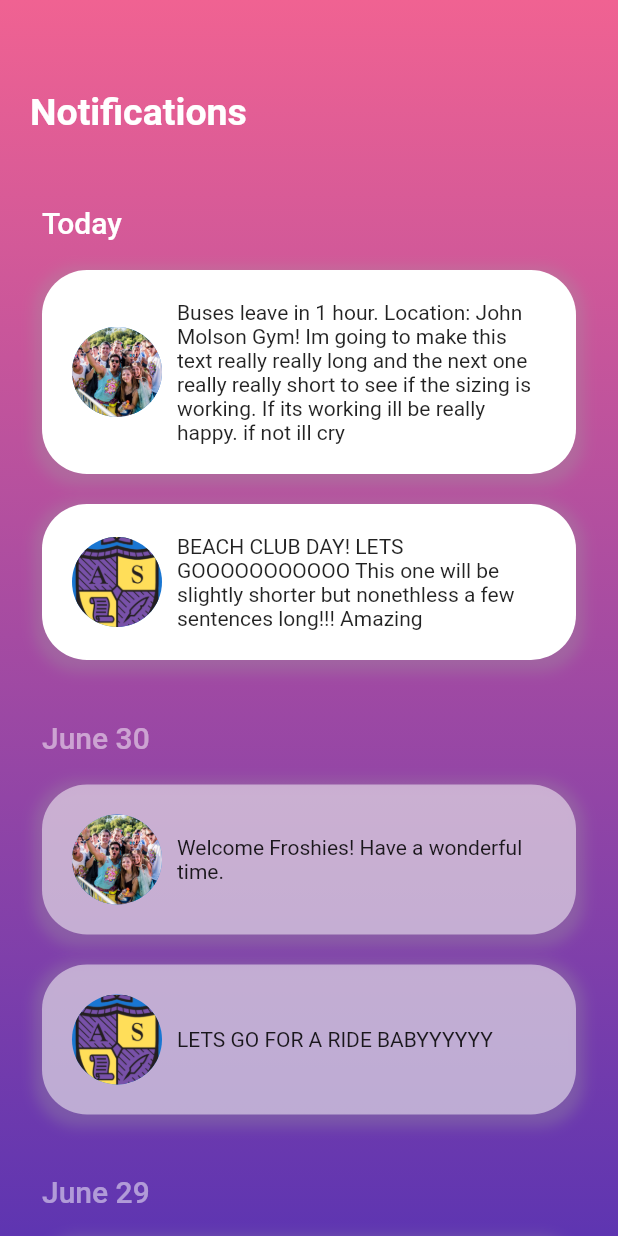
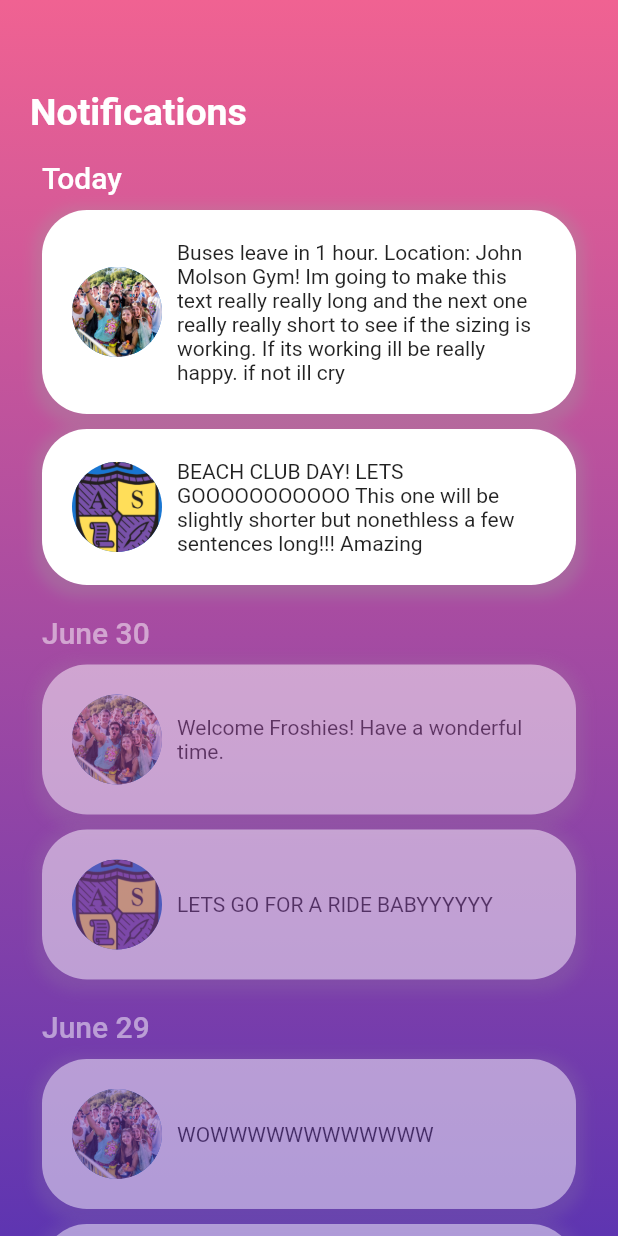
Before and after one commit to JUNIORCO/Event-App, a Flutter app: the Notifications widget shown alone on an empty page, opened directly, on a phone screen of 412 x 824 dp. Run offline on Flutter 3.47's test engine with Material 2 defaults, Android fonts, the phone set to English and light mode, and no system bars.

Commit message:
Notifications done!

```diff
--- a/lib/screens/notifications.dart
+++ b/lib/screens/notifications.dart
@@ -40,16 +40,6 @@ class Notifications extends StatelessWidget {
     DateTime.utc(2020, DateTime.june, 27, 8, 36),
   ];
 
-  Divider buildDivider(int index) {
-    return const Divider(
-      color: Color(0x00000000), // transparent color
-      height: 0.0,
-      endIndent: 0.0,
-      indent: 0.0,
-      thickness: 0.0,
-    );
-  }
-
   Widget buildItem(int index) {
     String formattedToday = DateFormat('MMMMd').format(DateTime.now());
     String formattedDate = DateFormat('MMMMd').format(dates[index]);
@@ -57,22 +47,45 @@ class Notifications extends StatelessWidget {
         ? DateFormat('MMMMd').format(dates[index])
         : DateFormat('MMMMd').format(dates[index - 1]);
 
-    // determine opacity of notification card
+    // determine opacity of notification card & header
     double opacity = (formattedToday == formattedDate) ? 1.0 : 0.5;
 
     // if first notification card, header is Today
     // else if the current and previous notification cards are identical, header is empty
     // else header is the date of the notification card
-    if (index == 0) {
-      return NotificationCard(
-          entries[index], images[index], dates[index], opacity, 'Today');
-    } else if (formattedDate == formattedPrev) {
-      return NotificationCard(
-          entries[index], images[index], dates[index], opacity, '');
-    } else {
-      return NotificationCard(
-          entries[index], images[index], dates[index], opacity, formattedDate);
+    String header = '';
+    double topPadding = 0.0;
+    if (index == 0)
+      header = 'Today';
+    else if (formattedDate != formattedPrev) {
+      header = formattedDate;
+      topPadding = 10.0;
     }
+
+    return Container(
+      child: Column(
+        children: <Widget>[
+          Visibility(
+            visible: !(header.length == 0),
+            child: Container(
+              alignment: Alignment.centerLeft,
+              margin: EdgeInsets.only(
+                  top: topPadding, right: 20.0, bottom: 10.0, left: 20.0),
+              child: Text(
+                header,
+                textAlign: TextAlign.left,
+                style: TextStyle(
+                  fontSize: 20.0,
+                  fontWeight: FontWeight.w500,
+                  color: Colors.white.withOpacity(opacity),
+                ),
+              ),
+            ),
+          ),
+          NotificationCard(entries[index], images[index], dates[index], opacity)
+        ],
+      ),
+    );
   }
 
   @override
@@ -101,7 +114,7 @@ class Notifications extends StatelessWidget {
                   color: Colors.white),
             ),
             margin: EdgeInsets.only(
-                top: 60.0, right: 20.0, bottom: 20.0, left: 20.0),
+                top: 60.0, right: 20.0, bottom: 10.0, left: 20.0),
           ),
           Expanded(
             child: ListView.separated(
@@ -112,7 +125,13 @@ class Notifications extends StatelessWidget {
               itemBuilder: (BuildContext context, int index) =>
                   buildItem(index),
               separatorBuilder: (BuildContext context, int index) =>
-                  buildDivider(index),
+                  const Divider(
+                color: Color(0x00000000), // transparent color
+                height: 10.0,
+                endIndent: 0.0,
+                indent: 0.0,
+                thickness: 0.0,
+              ),
             ),
           ),
         ],
--- a/lib/widgets/notification_card.dart
+++ b/lib/widgets/notification_card.dart
@@ -9,37 +9,19 @@ class NotificationCard extends StatelessWidget {
   final DateTime _date;
   final DateFormat formatter = new DateFormat('MMMMd');
   double _opacity;
-  String _header;
 
   // Constructor
-  NotificationCard(
-      this._text, this._image, this._date, this._opacity, this._header);
+  NotificationCard(this._text, this._image, this._date, this._opacity);
 
   @override
   Widget build(BuildContext context) {
-    return Column(
-      // crossAxisAlignment: CrossAxisAlignment.start,
-      // mainAxisSize: MainAxisSize.min,
-      children: <Widget>[
-        Visibility(
-          visible: !(_header.length == 0),
+    return Opacity(
+      opacity: _opacity,
       child: Container(
-            alignment: Alignment.centerLeft,
-            margin: EdgeInsets.only(
-                top: 20.0, right: 20.0, bottom: 20.0, left: 20.0),
-            child: Text(
-              _header,
-              textAlign: TextAlign.left,
-              style: TextStyle(
-                  fontSize: 20.0,
-                  fontWeight: FontWeight.w500,
-                  color: Colors.white.withOpacity(_opacity)),
-            ),
-          ),
-        ),
-        Container(
+        margin: const EdgeInsets.only(left: 20.0, right: 20.0),
+        padding: const EdgeInsets.all(20.0),
         decoration: BoxDecoration(
-            color: Colors.white.withOpacity(_opacity),
+          color: Colors.white,
           borderRadius: BorderRadius.circular(30.0),
           boxShadow: [
             BoxShadow(
@@ -50,8 +32,6 @@ class NotificationCard extends StatelessWidget {
             ),
           ],
         ),
-          margin: const EdgeInsets.only(bottom: 20.0, left: 20.0, right: 20.0),
-          padding: const EdgeInsets.all(20.0),
         child: Row(
           children: <Widget>[
             Padding(
@@ -69,45 +49,7 @@ class NotificationCard extends StatelessWidget {
             ),
           ],
         ),
-        )
-      ],
+      ),
     );
   }
-
-  // @override
-  // Widget build(BuildContext context) {
-  //   return Container(
-  //     decoration: BoxDecoration(
-  //       color: Colors.white.withOpacity(_opacity),
-  //       borderRadius: BorderRadius.circular(30.0),
-  //       boxShadow: [
-  //         BoxShadow(
-  //           color: Colors.grey.withOpacity(0.3),
-  //           spreadRadius: 5,
-  //           offset: Offset(0, 3),
-  //           blurRadius: 7.0,
-  //         ),
-  //       ],
-  //     ),
-  //     margin: const EdgeInsets.only(bottom: 20.0, left: 20.0, right: 20.0),
-  //     padding: const EdgeInsets.all(20.0),
-  //     child: Row(
-  //       children: <Widget>[
-  //         Padding(
-  //           padding: EdgeInsets.only(right: 10.0),
-  //           child: CircleAvatar(
-  //             backgroundImage: _image,
-  //             radius: 30,
-  //           ),
-  //         ),
-  //         Expanded(
-  //           child: Text(
-  //             _text,
-  //             textAlign: TextAlign.left,
-  //           ),
-  //         ),
-  //       ],
-  //     ),
-  //   );
-  // }
 }
```
Lines whose indentation alone changed are shown as unchanged.
